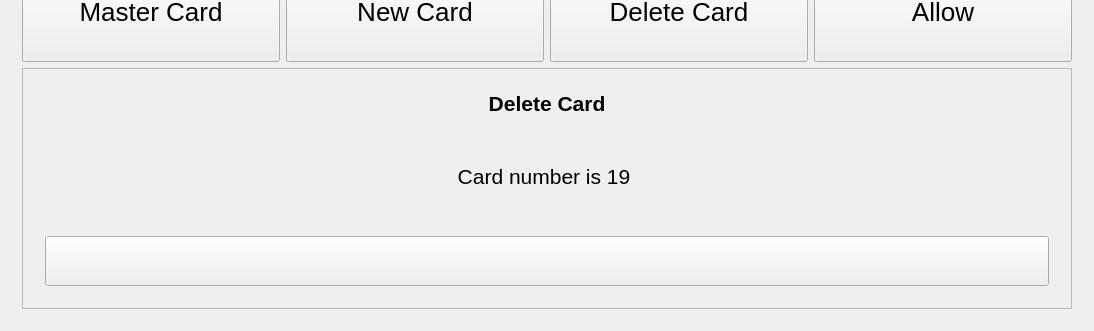
Above: GUI/CSP315/mainwindow.ui from y-gupta/rfid-auth-system before the change; both pictures show x 0 to 1094 and y 306 to 637 of the 1094 by 637 pixel window. Below: the same form after it.
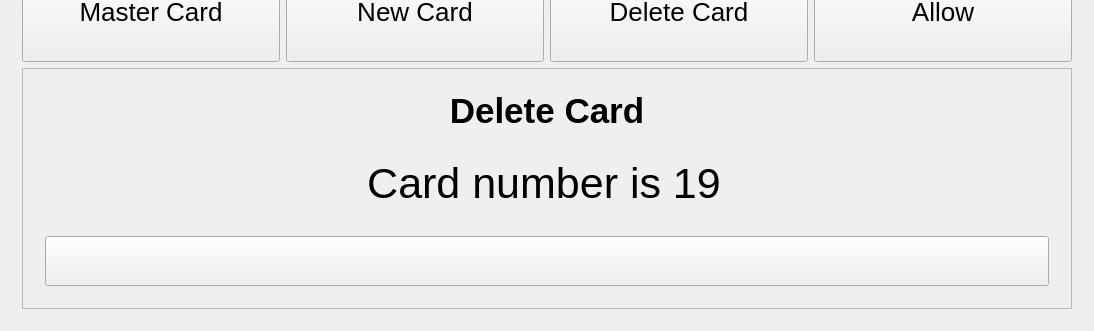
That is the form after the change. The open tabs and pages were chosen to show the change. Icons and pictures are not drawn.

What changed in the file:
```diff
--- a/GUI/CSP315/mainwindow.ui
+++ b/GUI/CSP315/mainwindow.ui
@@ -1464,7 +1464,7 @@
                  </property>
                  <property name="font">
                   <font>
-                   <pointsize>16</pointsize>
+                   <pointsize>32</pointsize>
                   </font>
                  </property>
                  <property name="text">
@@ -1485,7 +1485,7 @@
                  </property>
                  <property name="font">
                   <font>
-                   <pointsize>16</pointsize>
+                   <pointsize>26</pointsize>
                    <weight>75</weight>
                    <bold>true</bold>
                   </font>
```
Left out of the diff: 2 changed lines with no effect on the pictures.
